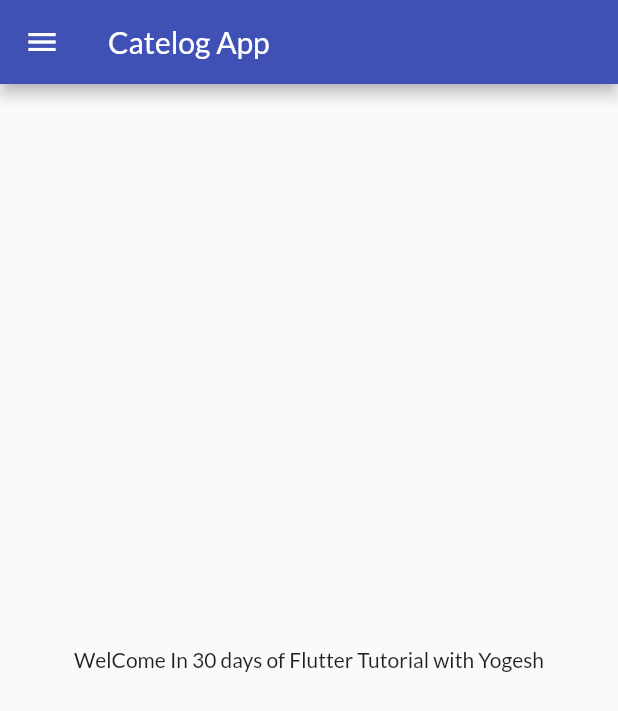
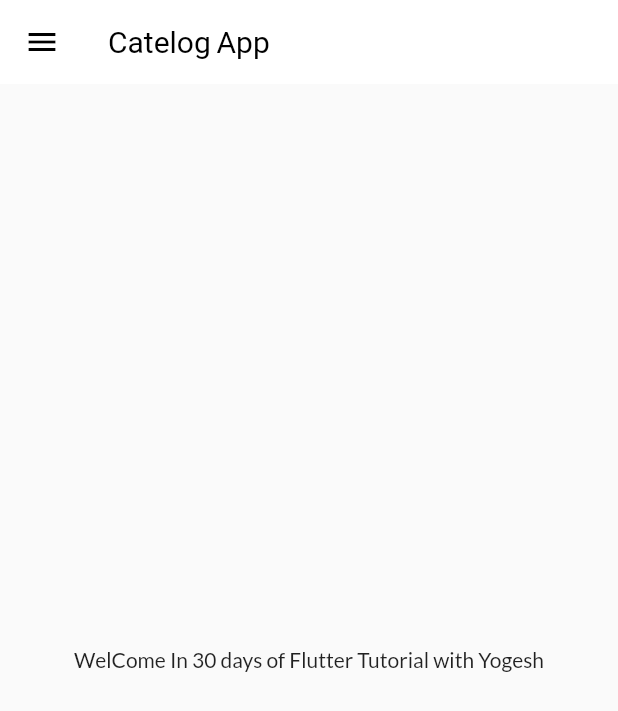
Before and after one commit to yogeshkumarsharma11051990/flutter_tutorial, a Flutter app: the screen it shows after launch, on a phone screen of 412 x 824 dp. Shown: the top 711 px of the screen. Run offline on Flutter 3.47's test engine with Material 2 defaults, Android fonts, the phone set to English and light mode, and no system bars; our stand-ins replace google_fonts.

Commit message:
First Commit In Day9

```diff
--- a/lib/main.dart
+++ b/lib/main.dart
@@ -3,6 +3,7 @@
 import 'package:demo_project/pages/Home_Page.dart';
 import 'package:demo_project/pages/Login_Page.dart';
 import 'package:demo_project/utils/MyRouts.dart';
+import 'package:demo_project/weidgets/MyThem.dart';
 import 'package:flutter/material.dart';
 import 'package:google_fonts/google_fonts.dart';
 
@@ -19,11 +20,8 @@ class MyDemoApp extends StatelessWidget {
       // ignore: avoid_unnecessary_containers
       themeMode: ThemeMode.light,
       debugShowCheckedModeBanner: false,
-      theme: ThemeData(
-          primarySwatch: Colors.indigo,
-          fontFamily: GoogleFonts.lato().fontFamily),
-      darkTheme:
-          ThemeData(brightness: Brightness.light, primarySwatch: Colors.red),
+      theme: MyTheme.lightTheme(context),
+      darkTheme: MyTheme.darkTheme(context),
       initialRoute: MyRouts.homeRout,
       routes: {
         //"/": (context) => LoginPage(),
--- a/lib/pages/Home_Page.dart
+++ b/lib/pages/Home_Page.dart
@@ -17,7 +17,9 @@ class HomePage extends StatelessWidget {
 
     return Scaffold(
       appBar: AppBar(
-        title: const Text("Catelog App"),
+        title: const Text(
+          "Catelog App",
+        ),
       ),
       body: Center(
         child: Text("WelCome In $days days of Flutter Tutorial with $name"),
--- /dev/null
+++ b/lib/weidgets/MyThem.dart
@@ -0,0 +1,16 @@
+import 'package:flutter/material.dart';
+import 'package:google_fonts/google_fonts.dart';
+
+class MyTheme {
+  static ThemeData lightTheme(BuildContext context) => ThemeData(
+      primarySwatch: Colors.indigo,
+      fontFamily: GoogleFonts.lato().fontFamily,
+      appBarTheme: AppBarTheme(
+          titleTextStyle: TextStyle(color: Colors.black, fontSize: 20),
+          elevation: 0.0,
+          backgroundColor: Colors.white,
+          iconTheme: IconThemeData(color: Colors.black)));
+
+  static ThemeData darkTheme(BuildContext context) =>
+      ThemeData(brightness: Brightness.light, primarySwatch: Colors.red);
+}
```
